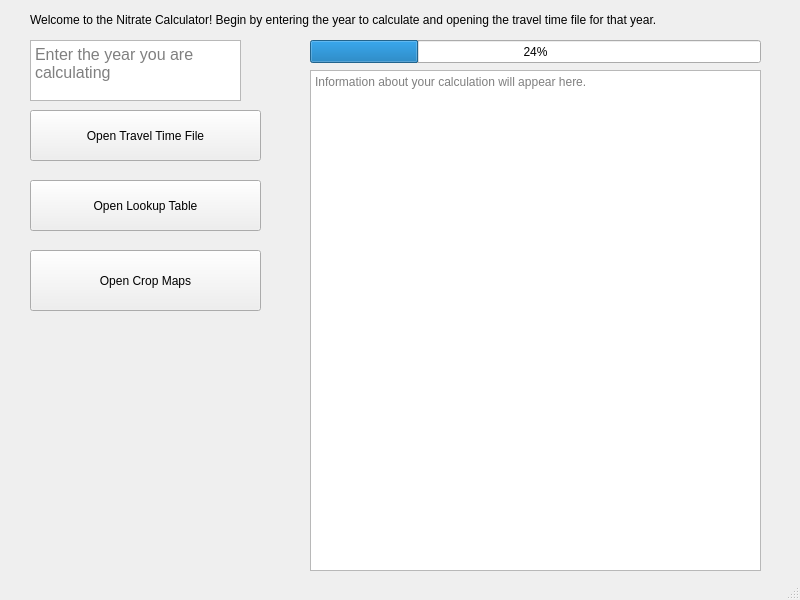
First picture: the form in mainwindow.ui, repository garretthooten/NitrateCalculatorGUI, before the edit.
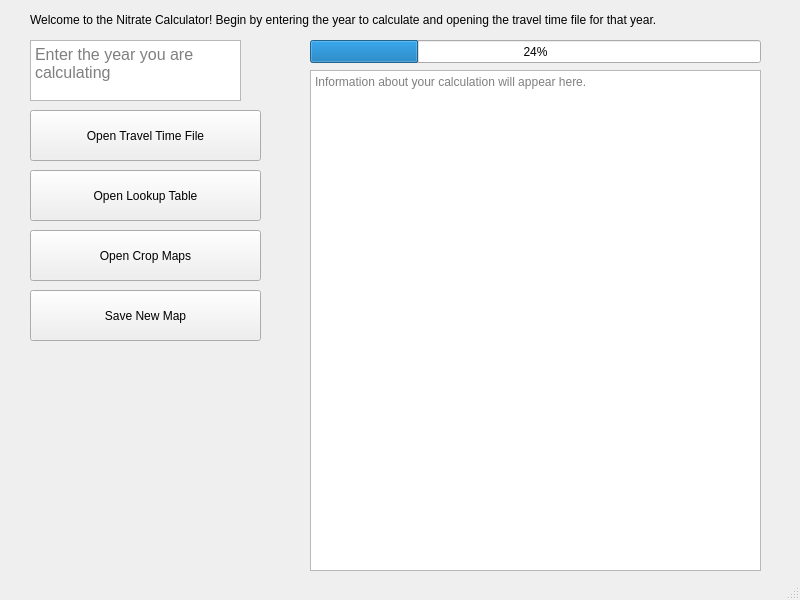
Second picture: the form after the edit.

```diff
--- a/mainwindow.ui
+++ b/mainwindow.ui
@@ -108,9 +108,9 @@
     <property name="geometry">
      <rect>
       <x>30</x>
-      <y>250</y>
+      <y>230</y>
       <width>231</width>
-      <height>61</height>
+      <height>51</height>
      </rect>
     </property>
     <property name="text">
@@ -124,7 +124,7 @@
     <property name="geometry">
      <rect>
       <x>30</x>
-      <y>180</y>
+      <y>170</y>
       <width>231</width>
       <height>51</height>
      </rect>
@@ -133,6 +133,19 @@
      <string>Open Lookup Table</string>
     </property>
    </widget>
+   <widget class="QPushButton" name="calculate_button">
+    <property name="geometry">
+     <rect>
+      <x>30</x>
+      <y>290</y>
+      <width>231</width>
+      <height>51</height>
+     </rect>
+    </property>
+    <property name="text">
+     <string>Save New Map</string>
+    </property>
+   </widget>
   </widget>
   <widget class="QStatusBar" name="statusbar"/>
  </widget>
```
